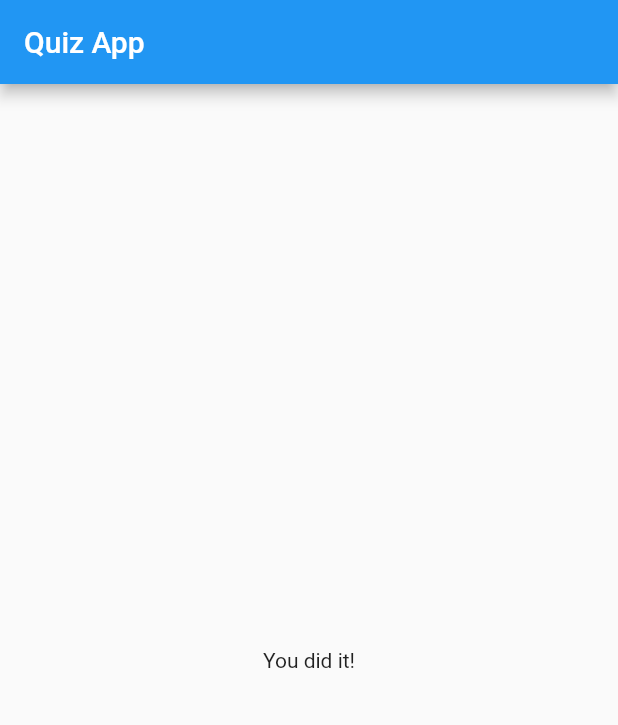
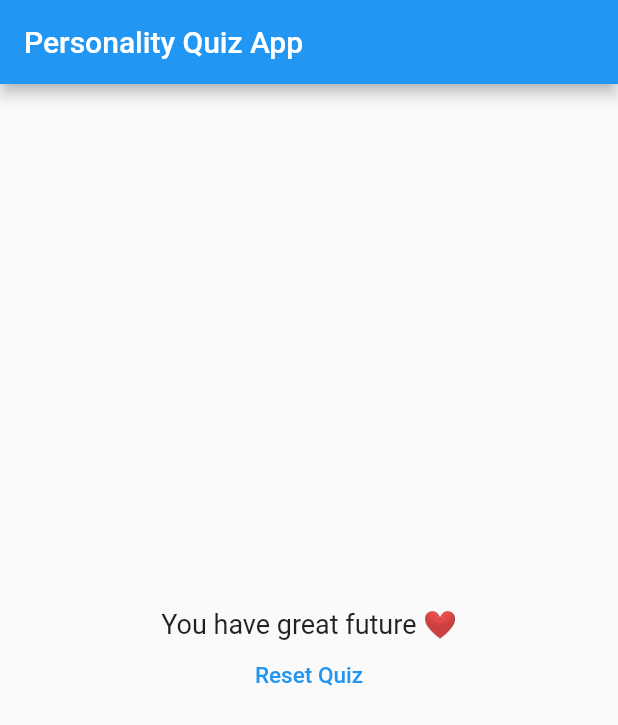
Before and after one commit to aditechdev/flutter_quiz_app, a Flutter app: the screen it shows after launch, after a tap on "Rabit", after a tap on "Red", after a tap on "Chicken", on a phone screen of 412 x 824 dp. Shown: the top 725 px of the screen. Run offline on Flutter 3.47's test engine with Material 2 defaults, Android fonts, the phone set to English and light mode, and no system bars.

Commit message:
:rocket: App done

```diff
--- a/lib/answer.dart
+++ b/lib/answer.dart
@@ -4,8 +4,10 @@ class Answers extends StatelessWidget {
   // instead of Function you should use VoidCallback
   final VoidCallback selectHandler;
   final String answerText;
+  final int score;
 
-  Answers({Key? key, required this.selectHandler, required this.answerText}) : super(key: key);
+  Answers({Key key, @required this.selectHandler, @required this.answerText, @required this.score})
+      : super(key: key);
 
   @override
   Widget build(BuildContext context) {
--- a/lib/main.dart
+++ b/lib/main.dart
@@ -15,21 +15,45 @@ class _MyAppState extends State<MyApp> {
   final _questions = const [
     {
       'questionText': 'What\'s your fav animal?',
-      'answer': ['Rabit', 'Snake', 'Elephant', 'Lion']
+      'answer': [
+        {'text': 'Rabit', 'score': 10},
+        {'text': 'Snake', 'score': 6},
+        {'text': 'Elephant', 'score': 4},
+        {'text': 'Lion', 'score': 2},
+      ]
     },
     {
       'questionText': 'What\'s your fav color?',
-      'answer': ['Black', 'Red', 'Green', 'White']
+      'answer': [
+        {'text': 'Black', 'score': 10},
+        {'text': 'Red', 'score': 6},
+        {'text': 'Green', 'score': 4},
+        {'text': 'White', 'score': 2},
+      ]
     },
     {
       'questionText': 'What\'s your fav food?',
-      'answer': ['Paneer', 'Pulao', 'Chicken', 'Egg']
+      'answer': [
+        {'text': 'Paneer', 'score': 10},
+        {'text': 'Pulao', 'score': 6},
+        {'text': 'Chicken', 'score': 4},
+        {'text': 'Egg', 'score': 2},
+      ]
     },
   ];
 
   var _questionIndex = 0;
+  var _totalScore = 0;
 
-  _answerQuestion() {
+  void resetQuiz() {
+    setState(() {
+      _questionIndex = 0;
+      _totalScore = 0;
+    });
+  }
+
+  void _answerQuestion(int score) {
+    _totalScore += score;
     if (_questionIndex < _questions.length) {}
 
     setState(() {
@@ -43,7 +67,7 @@ class _MyAppState extends State<MyApp> {
     return MaterialApp(
       home: Scaffold(
         appBar: AppBar(
-          title: Text("Quiz App"),
+          title: Text("Personality Quiz App"),
         ),
         body: _questionIndex < _questions.length
             ? Quiz(
@@ -51,7 +75,10 @@ class _MyAppState extends State<MyApp> {
                 questionIndex: _questionIndex,
                 questions: _questions,
               )
-            : Answer(),
+            : Answer(
+                totalScore: _totalScore,
+                resetQuiz: resetQuiz,
+              ),
       ),
     );
   }
--- a/lib/question.dart
+++ b/lib/question.dart
@@ -4,7 +4,7 @@ class Questions extends StatelessWidget {
   final String questionText;
 
   // Here the construstor is named arguments
-  Questions({Key? key, required this.questionText}) : super(key: key);
+  Questions({Key key, @required this.questionText}) : super(key: key);
 
   @override
   Widget build(BuildContext context) {
--- a/lib/quiz.dart
+++ b/lib/quiz.dart
@@ -5,8 +5,12 @@ import './answer.dart';
 class Quiz extends StatelessWidget {
   final List<Map<String, Object>> questions;
   final int questionIndex;
-  final VoidCallback answerQuestion;
-  Quiz({Key? key, required this.questions, required this.answerQuestion, required this.questionIndex})
+  final Function answerQuestion;
+  Quiz(
+      {Key key,
+      @required this.questions,
+      @required this.answerQuestion,
+      @required this.questionIndex})
       : super(key: key);
 
   @override
@@ -14,16 +18,22 @@ class Quiz extends StatelessWidget {
     return Column(
       children: [
         Questions(
-          questionText: '${questions[questionIndex]["questionText"]}',
+          questionText: questions[questionIndex]["questionText"] as String,
         ),
         // Map the list
         // Use the as List<String> to say dart that it's a list
         // ... this operator is called spread which help in bringing all the list at once of that index value
-        ...(questions[questionIndex]['answer'] as List<String>)
+        ...(questions[questionIndex]['answer'] as List<Map<String, Object>>)
             .map((answerHere) {
           return Answers(
-            selectHandler: answerQuestion,
-            answerText: answerHere,
+            answerText: answerHere['text'] as String,
+            selectHandler:()=> answerQuestion(
+              answerHere['score']
+            ),
+            // selectHandler: answerQuestion(
+            //   '${answerHere['score']}'
+            // ),
+            // answerText: '${answerHere['text']}',
           );
         }).toList()
       ],
--- a/lib/result.dart
+++ b/lib/result.dart
@@ -1,14 +1,47 @@
 import 'package:flutter/material.dart';
 
 class Answer extends StatelessWidget {
-  const Answer({ Key? key }) : super(key: key);
+  final int totalScore;
+  final Function resetQuiz;
+  Answer({Key key, @required this.totalScore, @required this.resetQuiz})
+      : super(key: key);
+
+  String get resultPhrase {
+    var resultText = "You did it!";
+    if (totalScore <= 8) {
+      resultText = 'You are awesome 👌';
+    } else if (totalScore <= 12) {
+      resultText = 'You are flawless 💃';
+    } else if (totalScore <= 16) {
+      resultText = 'You are creative & happy 🎨';
+    } else {
+      resultText = 'You have great future ❤️';
+    }
+    return resultText;
+  }
 
   @override
   Widget build(BuildContext context) {
-    return Center(
-                child: Text(
-                  "You did it!",
+    return Container(
+      width: double.infinity,
+      child: Column(
+        mainAxisAlignment: MainAxisAlignment.center,
+        children: [
+          Text(
+            resultPhrase,
+            style: TextStyle(fontSize: 18),
+          ),
+          FlatButton(
+              onPressed: resetQuiz,
+              child: Text(
+                "Reset Quiz",
+                style: TextStyle(
+                  fontSize: 15,
+                  color: Colors.blue,
                 ),
-              );
+              ))
+        ],
+      ),
+    );
   }
 }
--- a/pubspec.yaml
+++ b/pubspec.yaml
@@ -18,7 +18,7 @@ publish_to: 'none' # Remove this line if you wish to publish to pub.dev
 version: 1.0.0+1
 
 environment:
-  sdk: ">=2.12.0 <3.0.0"
+  sdk: ">=2.11.0 <3.0.0"
 
 # Dependencies specify other packages that your package needs in order to work.
 # To automatically upgrade your package dependencies to the latest versions
```
